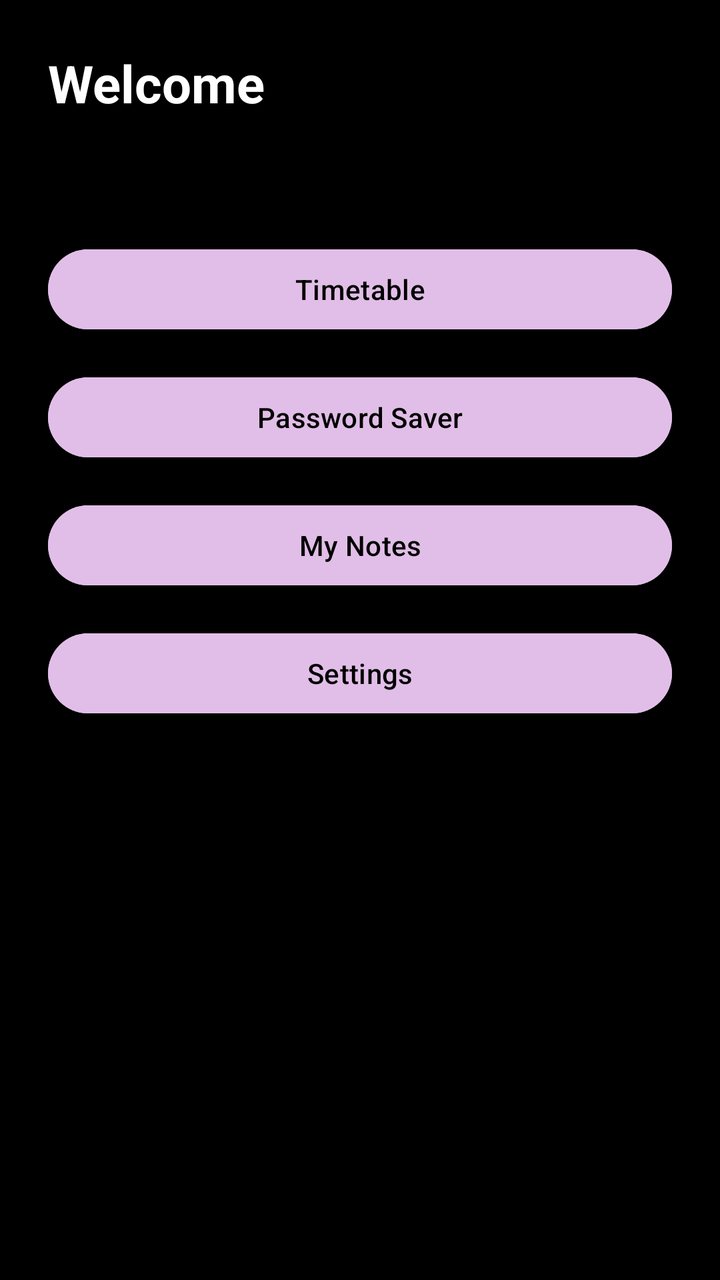
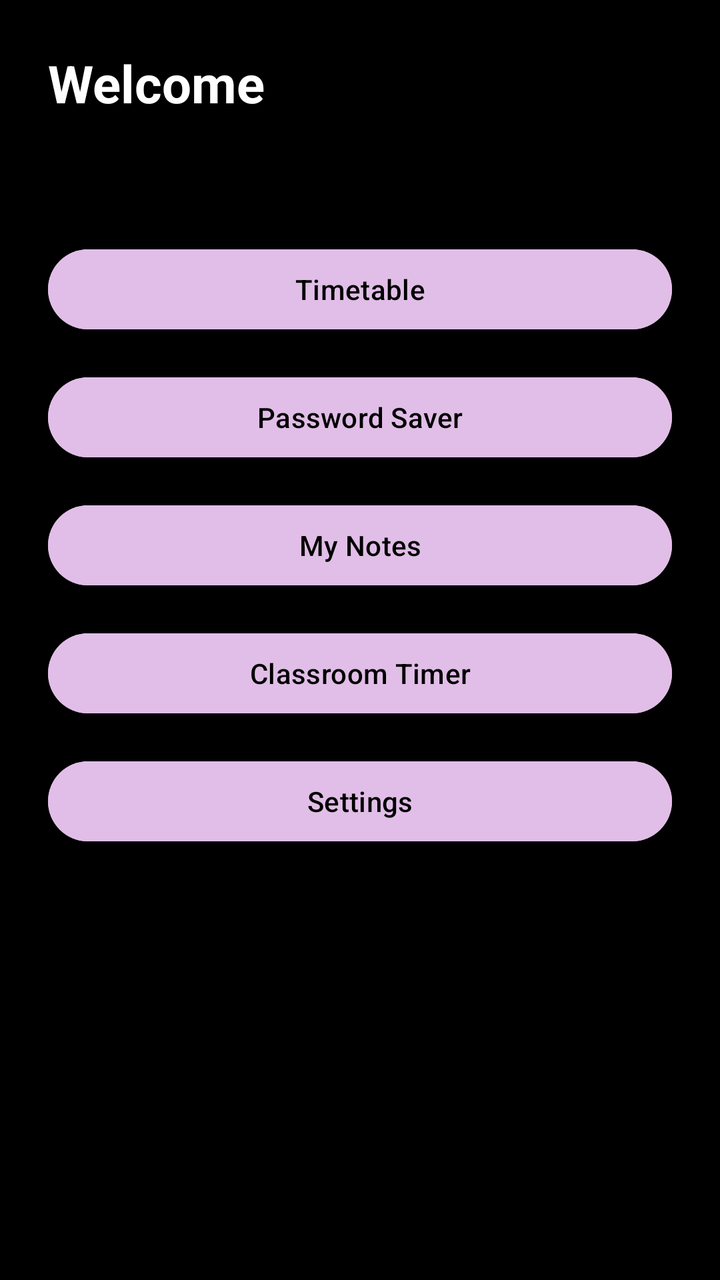

Before-and-after screenshots of an Android layout around one commit, followed by the original layout XML and the change that was made.
<!-- AndroidManifest.xml: application theme Theme.VITeacherToolkit -->
<!-- res/layout/activity_home.xml -->
<?xml version="1.0" encoding="utf-8"?>
<LinearLayout xmlns:android="http://schemas.android.com/apk/res/android"
    android:layout_width="match_parent"
    android:layout_height="match_parent"
    android:orientation="vertical"
    android:background="#000000"
    android:padding="24dp">

    <TextView
        android:id="@+id/tvWelcome"
        android:layout_width="match_parent"
        android:layout_height="wrap_content"
        android:text="Welcome"
        android:textColor="#FFFFFF"
        android:textSize="26sp"
        android:textStyle="bold"
        android:layout_marginBottom="8dp"
        android:accessibilityHeading="true"
        android:importantForAccessibility="yes" />

    <TextView
        android:id="@+id/tvSchoolName"
        android:layout_width="match_parent"
        android:layout_height="wrap_content"
        android:text=""
        android:textColor="#CCCCCC"
        android:textSize="16sp"
        android:layout_marginBottom="32dp"
        android:importantForAccessibility="yes" />

    <Button
        android:id="@+id/btnTimetable"
        android:layout_width="match_parent"
        android:layout_height="wrap_content"
        android:minHeight="48dp"
        android:text="Timetable"
        android:textColor="#000000"
        android:backgroundTint="@color/lavender"
        android:contentDescription="Timetable"
        android:layout_marginBottom="16dp" />

    <Button
        android:id="@+id/btnPasswordSaver"
        android:layout_width="match_parent"
        android:layout_height="wrap_content"
        android:minHeight="48dp"
        android:text="Password Saver"
        android:textColor="#000000"
        android:backgroundTint="@color/lavender"
        android:contentDescription="Password Saver"
        android:layout_marginBottom="16dp" />

    <Button
        android:id="@+id/btnMyNotes"
        android:layout_width="match_parent"
        android:layout_height="wrap_content"
        android:minHeight="48dp"
        android:text="My Notes"
        android:textColor="#000000"
        android:backgroundTint="@color/lavender"
        android:contentDescription="My Notes"
        android:layout_marginBottom="16dp" />

    
    <Button
        android:id="@+id/btnMyClass"
        android:layout_width="match_parent"
        android:layout_height="wrap_content"
        android:minHeight="48dp"
        android:text="My Class"
        android:textColor="#000000"
        android:backgroundTint="@color/lavender"
        android:contentDescription="My Class"
        android:layout_marginBottom="16dp"
        android:visibility="gone" />


    <Button
        android:id="@+id/btnSettings"
        android:layout_width="match_parent"
        android:layout_height="wrap_content"
        android:minHeight="48dp"
        android:text="Settings"
        android:textColor="#000000"
        android:backgroundTint="@color/lavender"
        android:contentDescription="Settings"
        android:layout_marginBottom="16dp" />

</LinearLayout>
<!-- resources referenced by this layout -->
<resources>
  <color name="lavender">#FFE1BEE7</color>
  <style name="Theme.VITeacherToolkit" parent="Base.Theme.VITeacherToolkit" />
  <style name="Base.Theme.VITeacherToolkit" parent="Theme.Material3.DayNight.NoActionBar">
          
          
      </style>
</resources>

<!-- the commit's change to res/layout/activity_home.xml (unified diff, before → after) -->
@@ -76,6 +76,16 @@
 
 
     <Button
+        android:id="@+id/btnClassroomTimer"
+        android:layout_width="match_parent"
+        android:layout_height="wrap_content"
+        android:minHeight="48dp"
+        android:text="Classroom Timer"
+        android:textColor="#000000"
+        android:backgroundTint="@color/lavender"
+        android:layout_marginBottom="16dp" />
+
+    <Button
         android:id="@+id/btnSettings"
         android:layout_width="match_parent"
         android:layout_height="wrap_content"
